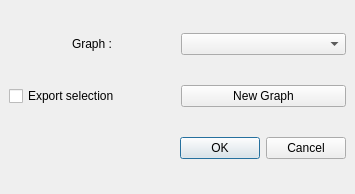
First picture: the form in src/visualea/resources/tofactory.ui, repository openalea/visualea, before the edit.
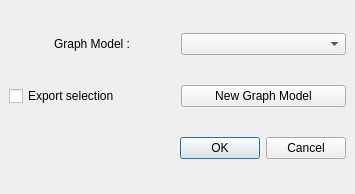
Second picture: the form after the edit. Icons and pictures are not drawn.

Patch:
```diff
--- a/src/visualea/resources/tofactory.ui
+++ b/src/visualea/resources/tofactory.ui
@@ -36,7 +36,7 @@
         <enum>Qt::LeftToRight</enum>
        </property>
        <property name="text" >
-        <string>Graph :</string>
+        <string>Graph Model :</string>
        </property>
        <property name="scaledContents" >
         <bool>true</bool>
@@ -69,7 +69,7 @@
      <item>
       <widget class="QPushButton" name="newFactoryButton" >
        <property name="text" >
-        <string>New Graph</string>
+        <string>New Graph Model</string>
        </property>
       </widget>
      </item>
```
